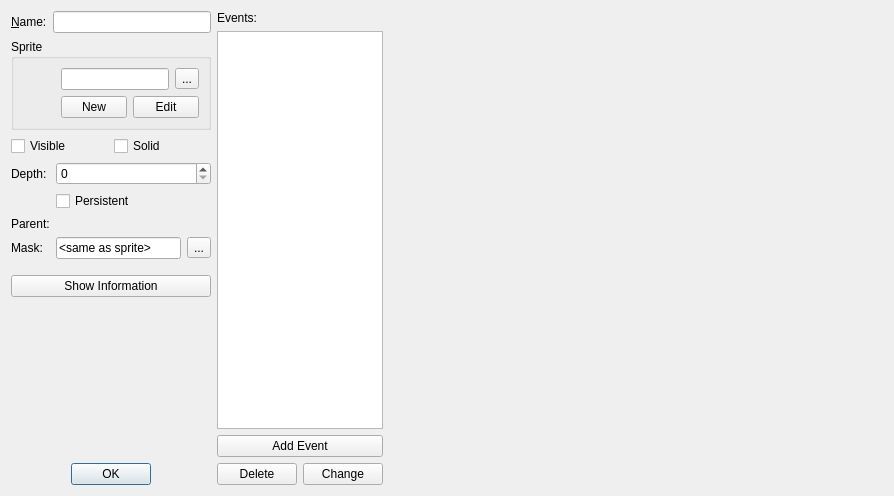
Old version of the form src/editor/dialogs/objectpropertiesdialog.ui in the repository 0xFEEDC0DE64/QtGameMaker.
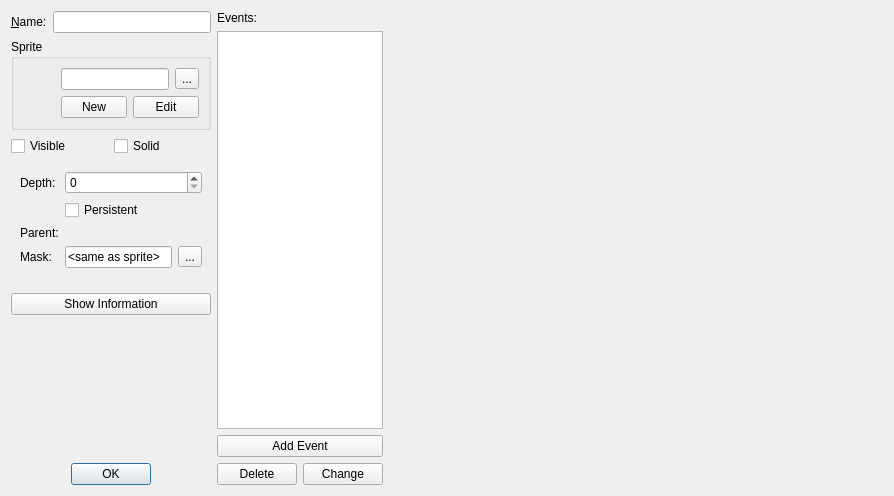
New version of the form. Icons and pictures are not drawn. Custom widgets are drawn as their Qt base class.

```diff
--- a/src/editor/dialogs/objectpropertiesdialog.ui
+++ b/src/editor/dialogs/objectpropertiesdialog.ui
@@ -164,7 +164,8 @@
       </layout>
      </item>
      <item>
-      <layout class="QFormLayout" name="formLayout_2">
+      <widget class="QWidget" name="widgetDetails" native="true">
+       <layout class="QFormLayout" name="formLayoutDetails">
        <item row="0" column="0">
         <widget class="QLabel" name="labelDepth">
          <property name="text">
@@ -177,12 +178,6 @@
        </item>
        <item row="0" column="1">
         <widget class="QSpinBox" name="spinBoxDepth">
-         <property name="sizePolicy">
-          <sizepolicy hsizetype="Ignored" vsizetype="Fixed">
-           <horstretch>0</horstretch>
-           <verstretch>0</verstretch>
-          </sizepolicy>
-         </property>
          <property name="toolTip">
           <string>The depth at which the object is drawn</string>
          </property>
@@ -255,6 +250,7 @@
         </widget>
        </item>
       </layout>
+      </widget>
      </item>
      <item>
       <spacer name="verticalSpacer_2">
```
Left out of the diff: 18 changed lines with no effect on the pictures. Lines whose indentation alone changed are shown as unchanged.
